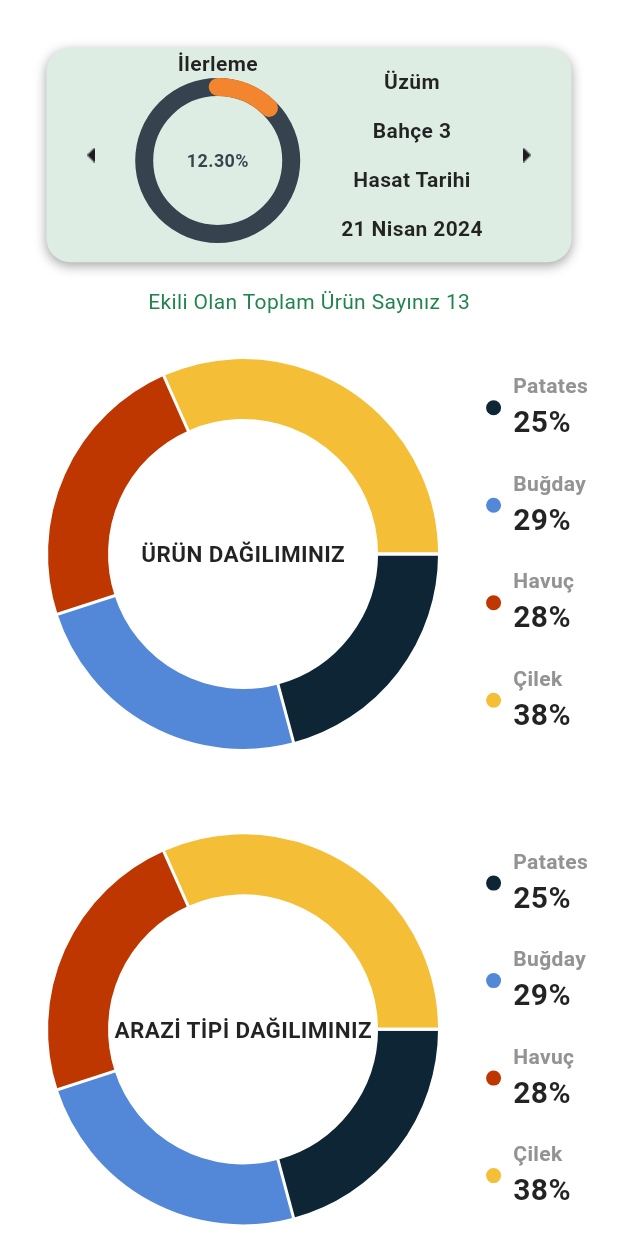
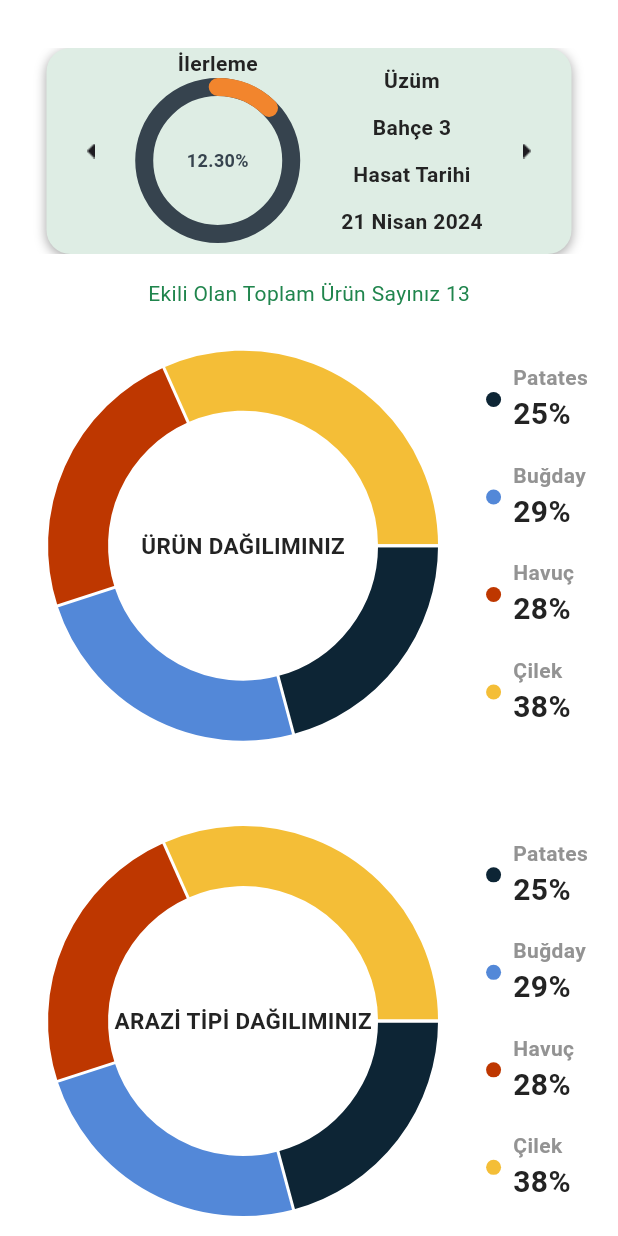
Before and after one commit to Mudrowe/Toprak-Rehberi, a Flutter app: the HomeScreen screen opened directly, on a phone screen of 412 x 824 dp. Run offline on Flutter 3.47's test engine with Material 3 defaults, Android fonts, the phone set to English and light mode, and no system bars; drawn by our look-alikes of carousel_slider, fl_chart, percent_indicator; our stand-ins replace get, logger.

Commit message:
frontend: add carousel slider
carousel slider breaks the product card's shape

```diff
--- a/lib/features/main_pages/home/home.dart
+++ b/lib/features/main_pages/home/home.dart
@@ -1,3 +1,4 @@
+import 'package:carousel_slider/carousel_slider.dart';
 import 'package:flutter/material.dart';
 import 'package:toprak_rehberi/features/main_pages/home/widgets/pie_chart.dart';
 import 'package:toprak_rehberi/features/main_pages/home/widgets/product_card_home.dart';
@@ -8,26 +9,53 @@ class HomeScreen extends StatelessWidget {
 
   @override
   Widget build(BuildContext context) {
-    return const Scaffold(
+    return Scaffold(
       body: SingleChildScrollView(
         child: Column(
           children: [
-            SizedBox(
+            const SizedBox(
               height: TSizes.spaceBtwSections,
             ),
-            Padding(
-              padding: EdgeInsets.symmetric(horizontal: 28),
-              child: TProductCardHome(
-                  productName: 'Üzüm',
-                  harvestDate: '21 Nisan 2024',
-                  fieldName: 'Bahçe 3',
-                  progressPercentage: 0.123),
+            CarouselSlider(
+              options: CarouselOptions(
+                  viewportFraction: 1,
+                  aspectRatio: 3,
+                  autoPlay: true,
+                  autoPlayInterval: const Duration(seconds: 10),
+                  autoPlayAnimationDuration: const Duration(seconds: 2),
+                  enlargeCenterPage: true,
+                  ),
+              items: const [
+                TProductCardHome(
+                    productName: 'Üzüm',
+                    harvestDate: '21 Nisan 2024',
+                    fieldName: 'Bahçe 3',
+                    progressPercentage: 0.123),
+                TProductCardHome(
+                    productName: 'Çilek',
+                    harvestDate: '21 Nisan 2024',
+                    fieldName: 'Bahçe 3',
+                    progressPercentage: 0.83),
+                TProductCardHome(
+                    productName: 'Havuç',
+                    harvestDate: '21 Nisan 2024',
+                    fieldName: 'Bahçe 3',
+                    progressPercentage: 0.57),
+                TProductCardHome(
+                    productName: 'Buğday',
+                    harvestDate: '21 Nisan 2024',
+                    fieldName: 'Bahçe 3',
+                    progressPercentage: 0.953),
+              ],
             ),
-            SizedBox(height: TSizes.spaceBtwItems),
-            Text('Ekili Olan Toplam Ürün Sayınız 13'),
-            TPieChart(chartName: 'ÜRÜN DAĞILIMINIZ',),
-            TPieChart(chartName: 'ARAZİ TİPİ DAĞILIMINIZ',),
-
+            const SizedBox(height: TSizes.spaceBtwItems),
+            const Text('Ekili Olan Toplam Ürün Sayınız 13'),
+            const TPieChart(
+              chartName: 'ÜRÜN DAĞILIMINIZ',
+            ),
+            const TPieChart(
+              chartName: 'ARAZİ TİPİ DAĞILIMINIZ',
+            ),
           ],
         ),
       ),
--- a/lib/features/main_pages/home/widgets/product_card_home.dart
+++ b/lib/features/main_pages/home/widgets/product_card_home.dart
@@ -28,7 +28,7 @@ class TProductCardHome extends StatelessWidget {
       onTap: () => Get.to(() => const HomeScreen()),
       child: Container(
         width: TSizes.cardWidth,
-        height: TSizes.cardHeight / 1.4,
+        height: TSizes.cardHeight,
         decoration: BoxDecoration(
           boxShadow: [TShadowStyle.productShadow],
           color: TColors.softGreen,
--- a/lib/features/main_pages/products/products.dart
+++ b/lib/features/main_pages/products/products.dart
@@ -11,6 +11,8 @@ class ProductsScreen extends StatelessWidget {
       length: 2,
       child: Scaffold(
         //appBar: TAppBar(),
+
+        // TODO: NESTED SCROLL VIEW
         body: SingleChildScrollView(
           child: Column(
             children: [
--- a/lib/utils/constants/sizes.dart
+++ b/lib/utils/constants/sizes.dart
@@ -52,7 +52,7 @@ class TSizes {
   static const double spaceBtwInputFields = 16.0;
 
   // Card sizes
-  static const double cardHeight = 200;
+  static const double cardHeight = 150;
   static const double cardWidth = 350;
   static const double cardElevation = 2.0;
   static const double cardRadiusXs = 6.0;
```
